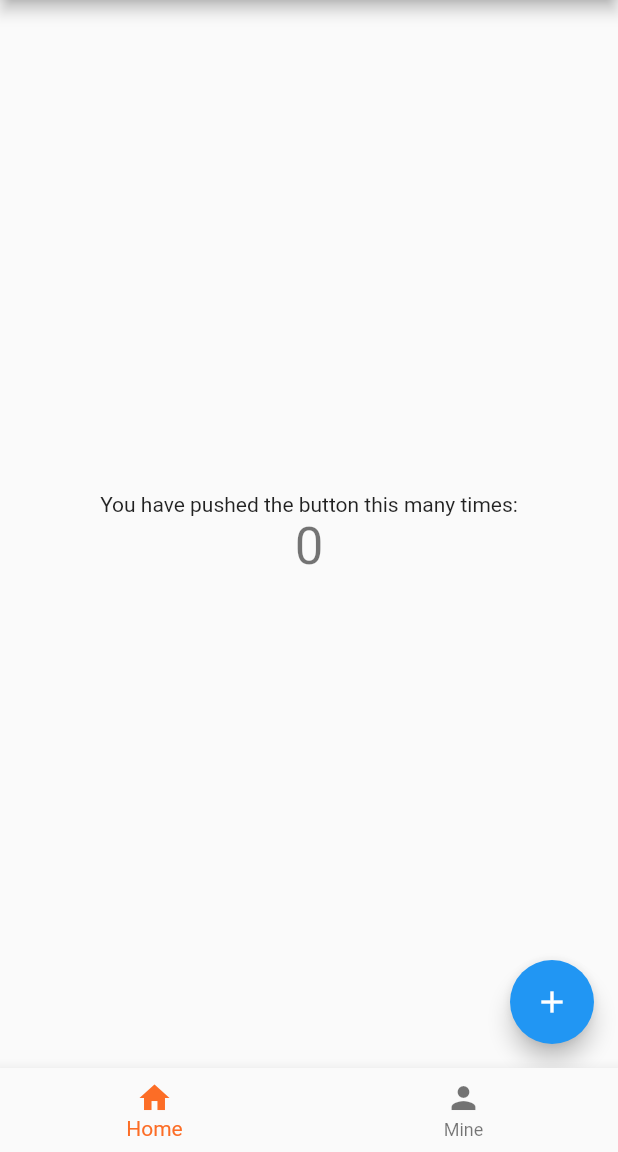
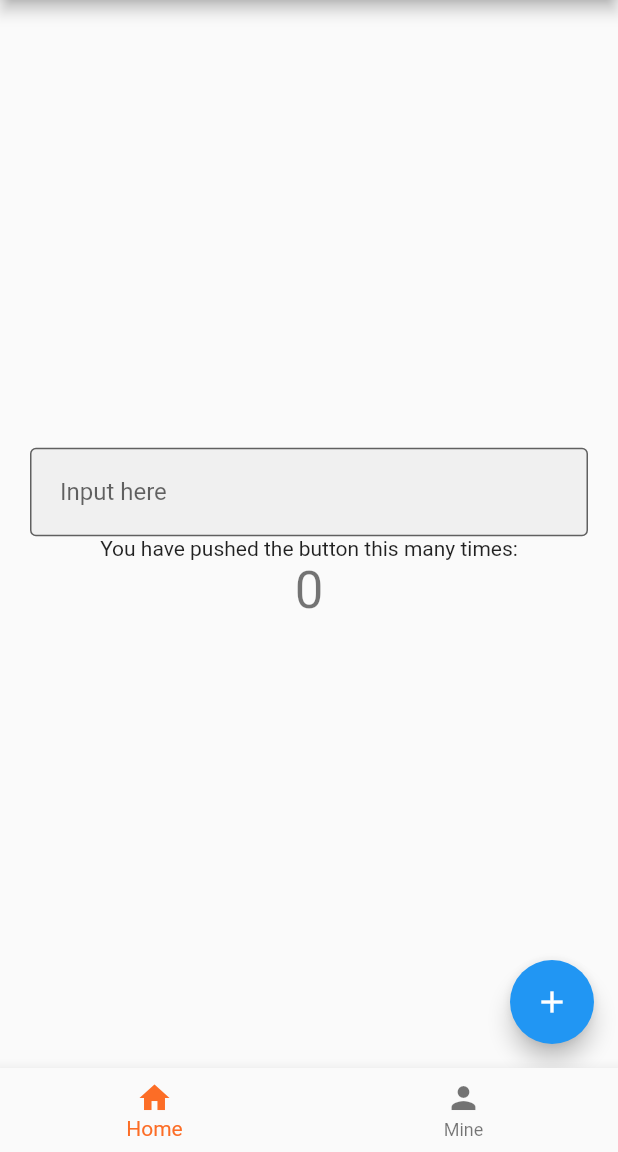
Before and after one commit to gaoshanyu/shoping-mall, a Flutter app: the screen it shows after launch, on a phone screen of 412 x 824 dp, the part 84-1236 px from its top. Run offline on Flutter 3.47's test engine with Material 2 defaults, Android fonts, the phone set to English and light mode, and no system bars.

Commit message:
feat: Add TextField

```diff
--- a/lib/modules/home_page.dart
+++ b/lib/modules/home_page.dart
@@ -20,7 +20,12 @@ class _HomePageState extends State<HomePage> {
 
   @override
   Widget build(BuildContext context) {
-    return Scaffold(
+    return GestureDetector(
+        behavior: HitTestBehavior.opaque,
+        onTap: () {
+          FocusScope.of(context).requestFocus(FocusNode());
+        },
+        child: Scaffold(
           appBar: AppBar(
             title: Text(widget.title),
           ),
@@ -28,6 +33,23 @@ class _HomePageState extends State<HomePage> {
             child: Column(
               mainAxisAlignment: MainAxisAlignment.center,
               children: <Widget>[
+                Container(
+                  padding: const EdgeInsets.symmetric(horizontal: 20),
+                  child: TextField(
+                    style: const TextStyle(fontSize: 16, fontWeight: FontWeight.w400),
+                    onSubmitted: (value) {
+                      debugPrint("TextField onSubmitted value: $value");
+                    },
+                    onChanged: (value) {
+                      debugPrint("TextField onChanged value: $value");
+                    },
+                    decoration: InputDecoration(
+                        hintText: "Input here",
+                        filled: true,
+                        contentPadding: const EdgeInsets.all(20),
+                        border: OutlineInputBorder(gapPadding: 0, borderRadius: BorderRadius.circular(4), borderSide: const BorderSide(color: Color(0xFFEAEAEA)))),
+                  ),
+                ),
                 const Text(
                   'You have pushed the button this many times:',
                 ),
@@ -43,6 +65,6 @@ class _HomePageState extends State<HomePage> {
             tooltip: 'Increment',
             child: const Icon(Icons.add),
           ),
-    );
+        ));
   }
 }
```
Lines whose indentation alone changed are shown as unchanged.
